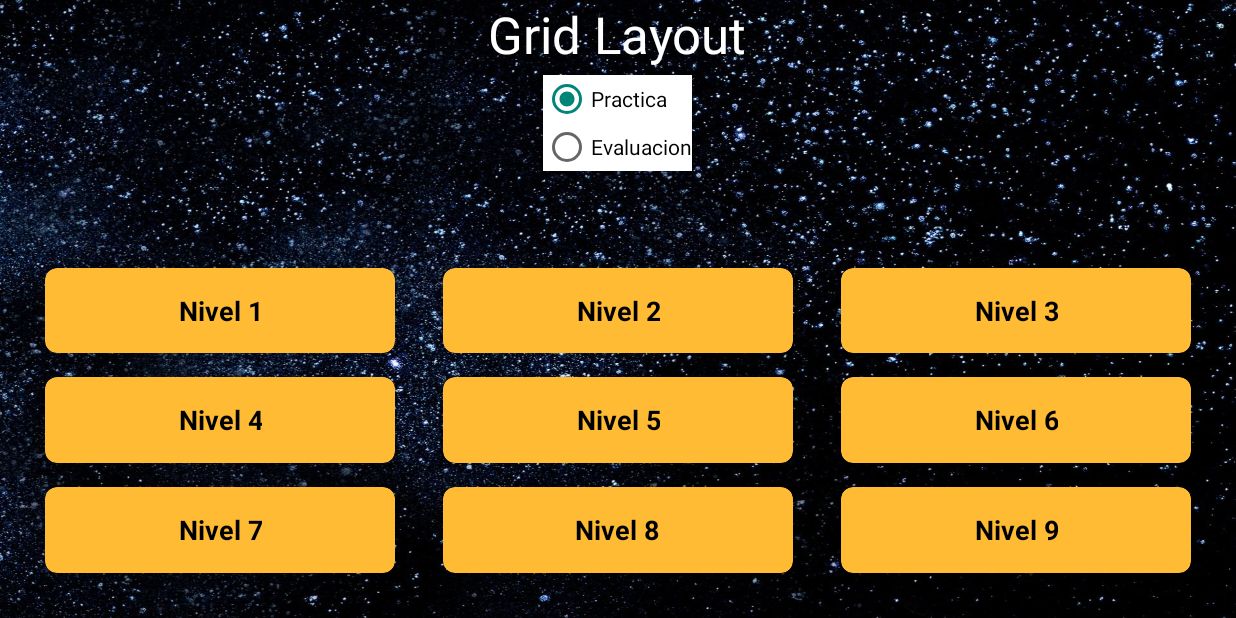
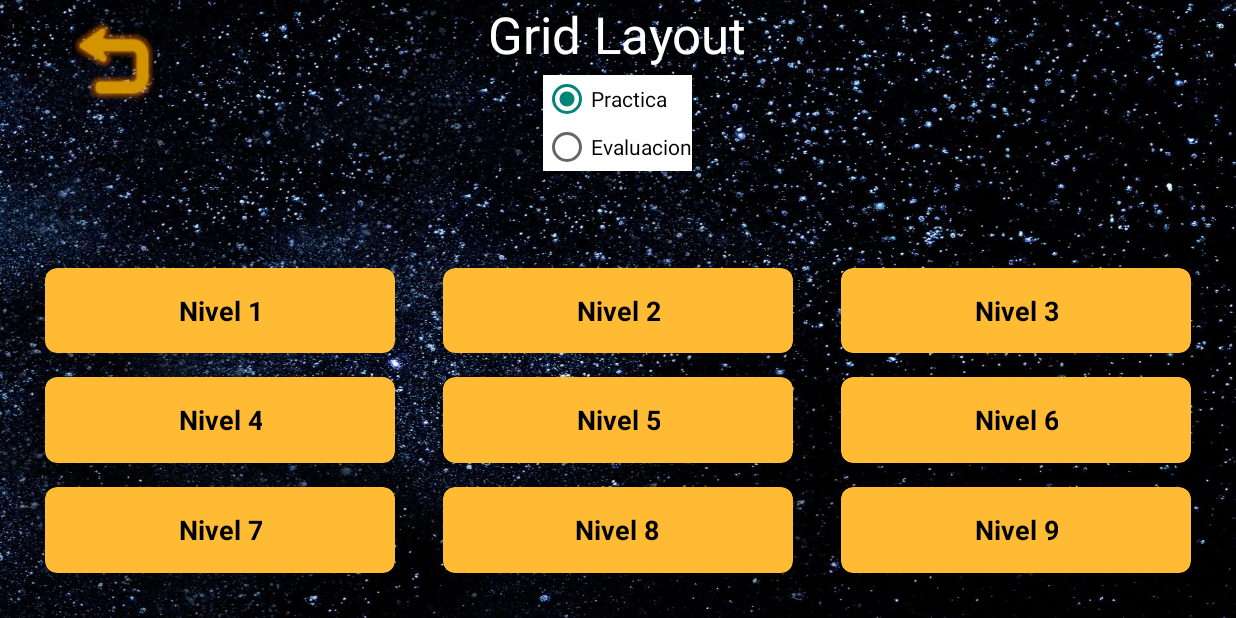
Before and after one commit to Aspharr17/FlashCards_2.0, an Android app: the LevelMenu screen opened directly, with no data from a screen before it, on a phone screen of 824 x 412 dp (held sideways). Run offline under Robolectric (Android 15) with nearby library versions, the phone set to English and light mode, and no system bars.

Commit message:
TestPlayground finished, score is updated, back buttons added. Ready to start users options

```diff
--- a/app/src/main/java/com/example/angelnramirez/flashcards/LevelMenu.java
+++ b/app/src/main/java/com/example/angelnramirez/flashcards/LevelMenu.java
@@ -1,21 +1,24 @@
 package com.example.angelnramirez.flashcards;
 
 import android.content.Intent;
+import android.support.v4.app.ActivityOptionsCompat;
 import android.support.v7.app.AppCompatActivity;
 import android.os.Bundle;
 import android.support.v7.widget.CardView;
 import android.view.View;
 import android.view.WindowManager;
 import android.widget.GridLayout;
+import android.widget.ImageButton;
 import android.widget.RadioButton;
 import android.widget.RadioGroup;
 import android.widget.Toast;
 
-public class LevelMenu extends AppCompatActivity {
+public class LevelMenu extends AppCompatActivity implements View.OnClickListener {
 
     GridLayout mainGrid;
     RadioGroup selection;
     RadioButton mode;
+    ImageButton btnBacklvlMenu;
 
     @Override
     protected void onCreate(Bundle savedInstanceState) {
@@ -23,9 +26,17 @@ public class LevelMenu extends AppCompatActivity {
         setContentView(R.layout.activity_level_menu);getWindow().setFlags(WindowManager.LayoutParams.FLAG_FULLSCREEN,
                 WindowManager.LayoutParams.FLAG_FULLSCREEN);
 
+        setuI();
+        setSingleEvent(mainGrid);
+
+
+    }
+    private void setuI()
+    {
         mainGrid = findViewById(R.id.mainGrid);
         selection = findViewById(R.id.selection_group);
-        setSingleEvent(mainGrid);
+        btnBacklvlMenu = findViewById(R.id.btnBackLvlMenu);
+        btnBacklvlMenu.setOnClickListener(this);
 
     }
     private void setSingleEvent(GridLayout mainGrid) {
@@ -57,4 +68,14 @@ public class LevelMenu extends AppCompatActivity {
     }
 
 
+    @Override
+    public void onClick(View v) {
+        if(v.getId() == R.id.btnBackLvlMenu)
+        {
+            Intent intent = new Intent(v.getContext(), MainActivity.class);
+            startActivity(intent);
+            finish();
+        }
+
+    }
 }
--- a/app/src/main/res/layout/activity_level_menu.xml
+++ b/app/src/main/res/layout/activity_level_menu.xml
@@ -8,10 +8,32 @@
     android:orientation="vertical"
     android:weightSum="10"
     android:background="@drawable/fondo_niveles">
+
     <RelativeLayout
         android:layout_width="match_parent"
         android:layout_height="0dp"
         android:layout_weight="4">
+
+        <ImageButton
+            android:id="@+id/btnBackLvlMenu"
+            android:layout_width="59dp"
+            android:layout_height="61dp"
+            android:layout_alignParentStart="true"
+            android:layout_alignParentTop="true"
+            android:layout_alignParentBottom="true"
+            android:layout_marginStart="0dp"
+            android:layout_marginTop="0dp"
+            android:layout_marginEnd="174dp"
+            android:layout_marginBottom="83dp"
+            android:layout_toStartOf="@+id/textView"
+            android:backgroundTint="#00FFFFFF"
+            app:layout_constraintBottom_toBottomOf="parent"
+            app:layout_constraintEnd_toEndOf="parent"
+            app:layout_constraintHorizontal_bias="0.0"
+            app:layout_constraintStart_toStartOf="parent"
+            app:layout_constraintTop_toTopOf="parent"
+            app:layout_constraintVertical_bias="0.0"
+            app:srcCompat="@drawable/backbutton" />
 
 
         <TextView
--- a/app/src/main/res/layout/activity_playground.xml
+++ b/app/src/main/res/layout/activity_playground.xml
@@ -59,7 +59,6 @@
         android:layout_width="59dp"
         android:layout_height="61dp"
         android:backgroundTint="#00FFFFFF"
-
         app:layout_constraintBottom_toBottomOf="parent"
         app:layout_constraintEnd_toEndOf="parent"
         app:layout_constraintHorizontal_bias="0.0"
@@ -67,4 +66,6 @@
         app:layout_constraintTop_toTopOf="parent"
         app:layout_constraintVertical_bias="0.0"
         app:srcCompat="@drawable/backbutton" />
+
+
 </android.support.constraint.ConstraintLayout>
```
Also changed, not shown: app/src/main/java/com/example/angelnramirez/flashcards/ScoreActivity.java (+12 -2 lines), app/src/main/java/com/example/angelnramirez/flashcards/Testground.java (+66 -4 lines), app/src/main/java/com/example/angelnramirez/flashcards/sql_lite/DatabaseHelper.java (+22 -6 lines), app/src/main/res/layout/activity_score.xml (+21 -3 lines), app/src/main/res/layout/activity_testground.xml (+34 -3 lines).
